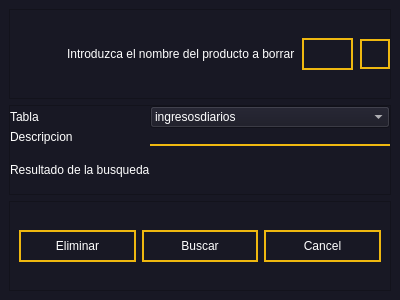
Qt form ui/TableDelete.ui (leonardo2322/Eva) before a commit.
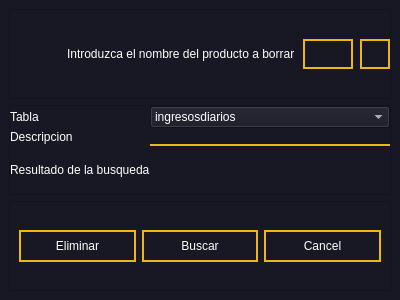
The same form after that commit.

```diff
--- a/ui/TableDelete.ui
+++ b/ui/TableDelete.ui
@@ -136,6 +136,12 @@
            </item>
            <item>
             <widget class="QPushButton" name="btn_minimize">
+             <property name="maximumSize">
+              <size>
+               <width>50</width>
+               <height>30</height>
+              </size>
+             </property>
              <property name="text">
               <string/>
              </property>
```
